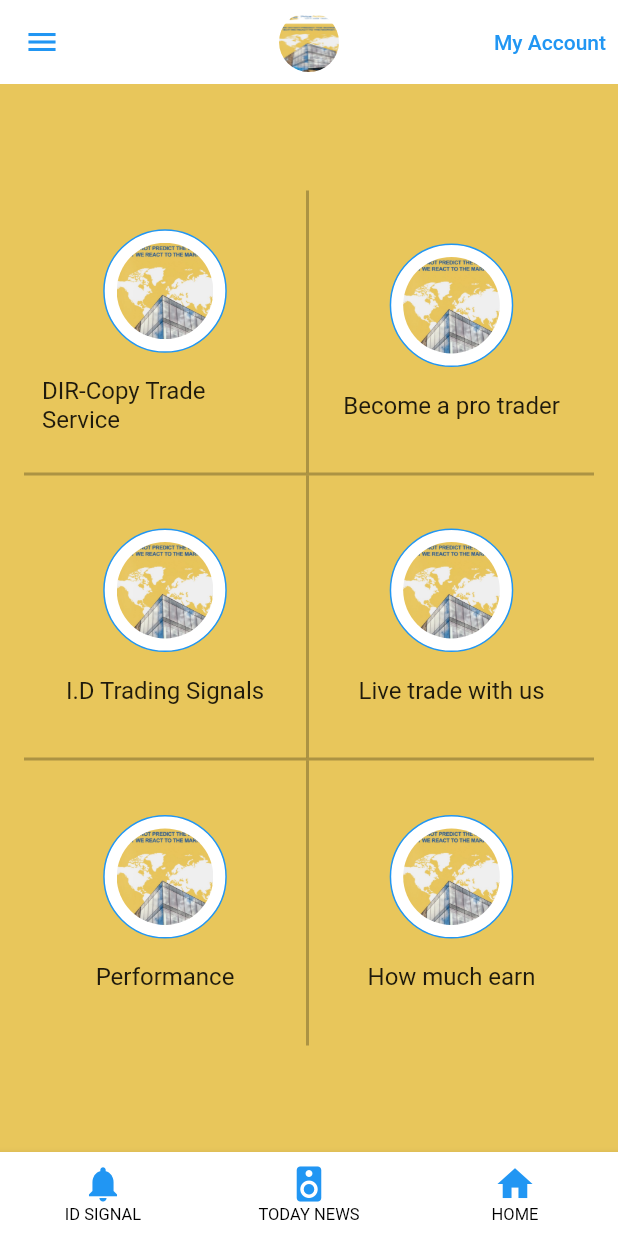
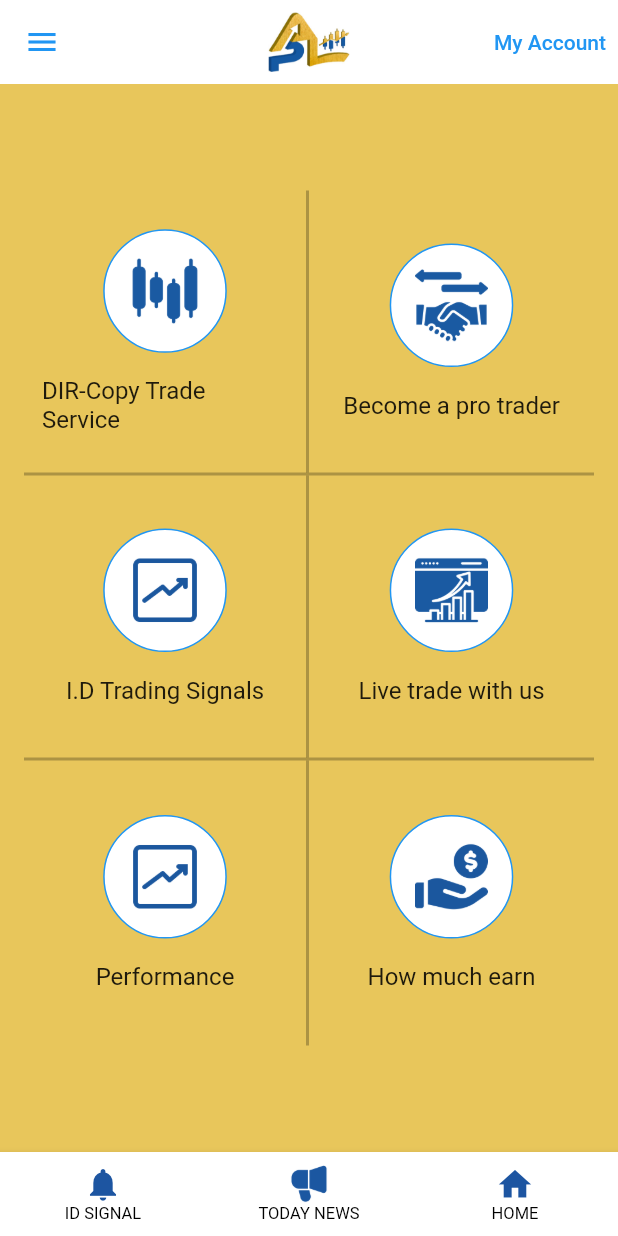
Before and after one commit to AbdullahJaved-dev/flutter_sample_project, a Flutter app: the screen it shows after launch, after a tap on the "arrow forward" icon, on a phone screen of 412 x 824 dp. Run offline on Flutter 3.47's test engine with Material 2 defaults, Android fonts, the phone set to English and light mode, and no system bars; our stand-ins replace fl_chart, flutter_rating_bar, font_awesome_flutter; missing offline and left inert: currency_picker; network calls fail; project files that could hold a hidden picture were left out; key blocks and very long unbroken strings in the code were emptied for the run.

Commit message:
App Icon Icons Set About PAL

```diff
--- a/lib/screens/Home.dart
+++ b/lib/screens/Home.dart
@@ -4,6 +4,8 @@ import 'package:flutter_sample_project/screens/FAQScreen.dart';
 import 'package:flutter_sample_project/screens/HomeScreen.dart';
 import 'package:flutter_sample_project/screens/SignInScreen.dart';
 import 'package:flutter_sample_project/screens/TodayNewsScreen.dart';
+
+import 'AboutPALScreen.dart';
 
 final GlobalKey<NavigatorState> homeGlobalNavigatorKey =
     GlobalKey<NavigatorState>();
@@ -20,33 +22,6 @@ class Home extends StatefulWidget {
 
 class _HomeState extends State<Home> {
   int _selectedTab = 2;
-
-  final List<Widget> _pages = [
-    Navigator(
-      key: globalNavigatorKey,
-      onGenerateRoute: (RouteSettings routeSettings) {
-        return MaterialPageRoute(
-          builder: (context) => const SignInScreen(),
-        );
-      },
-    ),
-    Navigator(
-      key: newsNavigatorKey,
-      onGenerateRoute: (RouteSettings routeSettings) {
-        return MaterialPageRoute(
-          builder: (context) => const TodayNewsScreen(),
-        );
-      },
-    ),
-    Navigator(
-      key: homeGlobalNavigatorKey,
-      onGenerateRoute: (RouteSettings routeSettings) {
-        return MaterialPageRoute(
-          builder: (context) => const HomeScreen(),
-        );
-      },
-    )
-  ];
 
   void _changeTab(int index) {
     if (index == _selectedTab) {
@@ -85,13 +60,10 @@ class _HomeState extends State<Home> {
               ),
             );
           }),
-          title: ClipOval(
-            child: Image.asset(
-              "images/splash.jpg",
-              height: 40,
-              width: 40,
-              fit: BoxFit.fill,
-            ),
+          title: Image.asset(
+            "images/log.jpg",
+            height: 40,
+            fit: BoxFit.fill,
           ),
           centerTitle: true,
           elevation: 0,
@@ -142,12 +114,17 @@ class _HomeState extends State<Home> {
               ListTile(
                 title: const Text('About PAL'),
                 onTap: () {
-                  // Handle the settings navigation
-                  Navigator.pop(context); // Close the drawer
+                  Navigator.pop(context);
+                  Navigator.push(
+                    context,
+                    MaterialPageRoute(
+                      builder: (context) => const AboutPALScreen(),
+                    ),
+                  );
                 },
               ), // Optional divider
               ListTile(
-                title: Text("User Say's"),
+                title: const Text("User Say's"),
                 onTap: () {
                   // Handle the logout action
                   Navigator.pop(context); // Close the drawer
@@ -166,21 +143,21 @@ class _HomeState extends State<Home> {
                 },
               ), // Optional divider
               ListTile(
-                title: Text("Monthly Return"),
+                title: const Text("Monthly Return"),
                 onTap: () {
                   // Handle the logout action
                   Navigator.pop(context); // Close the drawer
                 },
               ), // Optional divider
               ListTile(
-                title: Text("Plan & Prices"),
+                title: const Text("Plan & Prices"),
                 onTap: () {
                   // Handle the logout action
                   Navigator.pop(context); // Close the drawer
                 },
               ), // Optional divider
               ListTile(
-                title: Text("Contact Us"),
+                title: const Text("Contact Us"),
                 onTap: () {
                   Navigator.pop(context);
                   Navigator.push(
@@ -210,13 +187,26 @@ class _HomeState extends State<Home> {
           elevation: 4,
           items: [
             BottomNavigationBarItem(
-                icon: const Icon(Icons.notifications),
+                icon: const Icon(
+                  Icons.notifications,
+                  color: Color(0xFF1d55a1),
+                  size: 26,
+                ),
                 label: "ID Signal".toUpperCase()),
             BottomNavigationBarItem(
-                icon: const Icon(Icons.speaker),
+                icon: Image.asset(
+                  "images/megaphone.png",
+                  height: 26,
+                  width: 26,
+                ),
                 label: "Today News".toUpperCase()),
             BottomNavigationBarItem(
-                icon: const Icon(Icons.home), label: "Home".toUpperCase()),
+                icon: const Icon(
+                  Icons.home,
+                  color: Color(0xFF1d55a1),
+                  size: 26,
+                ),
+                label: "Home".toUpperCase()),
           ],
         ),
       ),
--- a/lib/screens/HomeScreen.dart
+++ b/lib/screens/HomeScreen.dart
@@ -20,12 +20,12 @@ class _HomeScreenState extends State<HomeScreen> {
 
   List<GridItems> createGridItemsList() {
     List<GridItems> items = [];
-    items.add(GridItems(name: 'DIR-Copy Trade Service', image: 'image1.jpg'));
-    items.add(GridItems(name: 'Become a pro trader', image: 'image2.jpg'));
-    items.add(GridItems(name: 'I.D Trading Signals', image: 'image3.jpg'));
-    items.add(GridItems(name: 'Live trade with us', image: 'image4.jpg'));
-    items.add(GridItems(name: 'Performance', image: 'image5.jpg'));
-    items.add(GridItems(name: 'How much earn', image: 'image6.jpg'));
+    items.add(GridItems(name: 'DIR-Copy Trade Service', image: 'images/candlestick-chart.png'));
+    items.add(GridItems(name: 'Become a pro trader', image: 'images/trade.png'));
+    items.add(GridItems(name: 'I.D Trading Signals', image: 'images/analyst.png'));
+    items.add(GridItems(name: 'Live trade with us', image: 'images/growth.png'));
+    items.add(GridItems(name: 'Performance', image: 'images/analyst.png'));
+    items.add(GridItems(name: 'How much earn', image: 'images/earnings.png'));
     return items;
   }
 
@@ -85,7 +85,7 @@ class _HomeScreenState extends State<HomeScreen> {
                       Container(
                         width: MediaQuery.of(context).size.width / 5,
                         height: MediaQuery.of(context).size.width / 5,
-                        padding: const EdgeInsets.all(8),
+                        padding: const EdgeInsets.all(16),
                         decoration: BoxDecoration(
                           shape: BoxShape.circle,
                           color: Colors.white,
@@ -94,13 +94,9 @@ class _HomeScreenState extends State<HomeScreen> {
                             width: 1.0,
                           ),
                         ),
-                        child: ClipOval(
-                          child: Image.asset(
-                            "images/splash.jpg",
-                            width: 50,
-                            height: 50,
-                            fit: BoxFit.cover,
-                          ),
+                        child: Image.asset(
+                          gridItems[index].image,
+                          fit: BoxFit.fill,
                         ),
                       ),
                       const SizedBox(height: 16),
```
Also changed, not shown: lib/screens/AboutPALScreen.dart (added, +107 -0 lines), lib/screens/ContactUsScreen.dart (+21 -22 lines), pubspec.yaml (+13 -1 lines), images/analyst.png (added), images/bell.png (added), images/blog.png (added), images/candlestick-chart.png (added), images/earnings.png (added), images/email.png (added), images/growth.png (added), images/log.jpg (added), images/megaphone.png (added), images/signal.png (added), images/skype.png (added), 4 more files, 5 other files.
